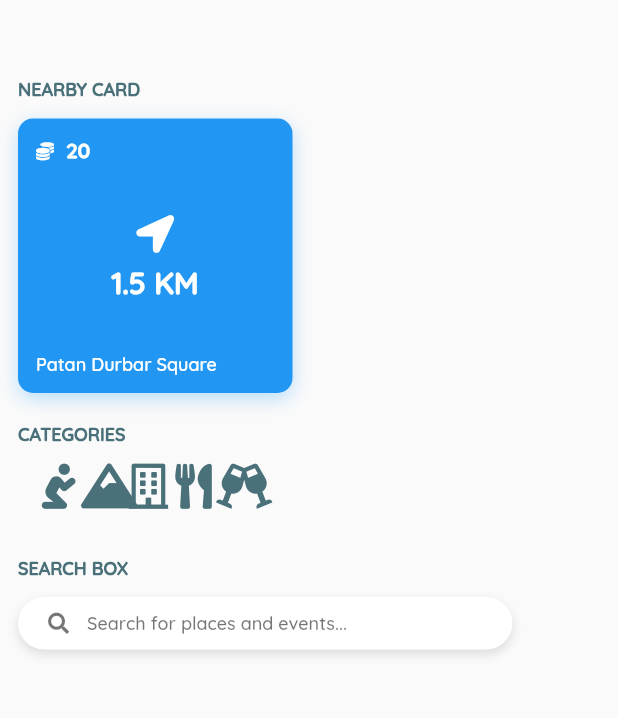
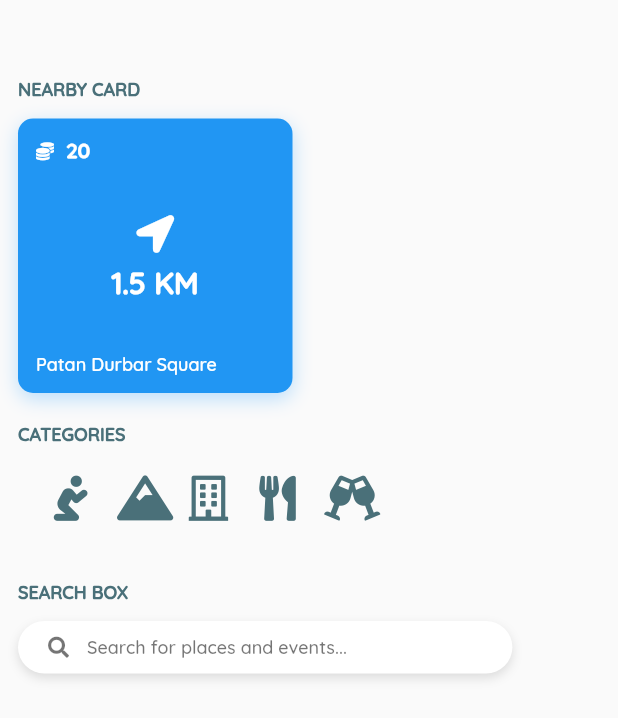
Before and after one commit to Nischal10/Redshift, a Flutter app: the screen it shows after launch, on a phone screen of 412 x 824 dp. Shown: the top 718 px of the screen. Run offline on Flutter 3.47's test engine with Material 2 defaults, Android fonts, the phone set to English and light mode, and no system bars; our stand-ins replace font_awesome_flutter.

Commit message:
Fixed the padding in the Categories file

```diff
--- a/lib/pages/alluiwidgets.dart
+++ b/lib/pages/alluiwidgets.dart
@@ -2,6 +2,7 @@ import 'package:flutter/material.dart';
 import 'package:redshift/uiwidgets/nearbyCard.dart';
 import 'package:redshift/uiwidgets/categories.dart';
 import 'package:redshift/uiwidgets/searchbox.dart';
+import 'package:redshift/uiwidgets/bottombar.dart';
 
 class Allui extends StatefulWidget {
   @override
@@ -52,7 +53,6 @@ class _AlluiState extends State<Allui> {
                         ),
                         SizedBox(height: 12),
                         SearchBox(),
-
                       ],
                     ),
                   ],
--- a/lib/uiwidgets/categories.dart
+++ b/lib/uiwidgets/categories.dart
@@ -13,32 +13,47 @@ class _CategoriesState extends State<Categories> {
       child: Padding(
       padding: EdgeInsets.all(12),
       child: Row(
-        mainAxisAlignment: MainAxisAlignment.spaceBetween,
+        mainAxisAlignment: MainAxisAlignment.spaceAround,
         children: <Widget>[
-          Icon(
+          Padding(
+            padding: const EdgeInsets.all(8.0),
+            child: Icon(
               FontAwesomeIcons.pray,
               color: Color(0xff4A7079),
               size: 30,
             ),
-          Icon(
+          ),
+          Padding(
+            padding: const EdgeInsets.all(8.0),
+            child: Icon(
               FontAwesomeIcons.mountain,
               color: Color(0xff4A7079),
               size: 30,
             ),
-          Icon(
+          ),
+          Padding(
+            padding: const EdgeInsets.all(8.0),
+            child: Icon(
               FontAwesomeIcons.building,
               color: Color(0xff4A7079),
               size: 30,
             ),
-          Icon(
+          ),
+          Padding(
+            padding: const EdgeInsets.all(8.0),
+            child: Icon(
               FontAwesomeIcons.utensils,
               color: Color(0xff4A7079),
               size: 30,
             ),
-          Icon(
+          ),
+          Padding(
+            padding: const EdgeInsets.all(8.0),
+            child: Icon(
               FontAwesomeIcons.glassCheers,
               color: Color(0xff4A7079),
               size: 30,
+            ),
           ),
         ],
       ),
```
Lines whose indentation alone changed are shown as unchanged.
